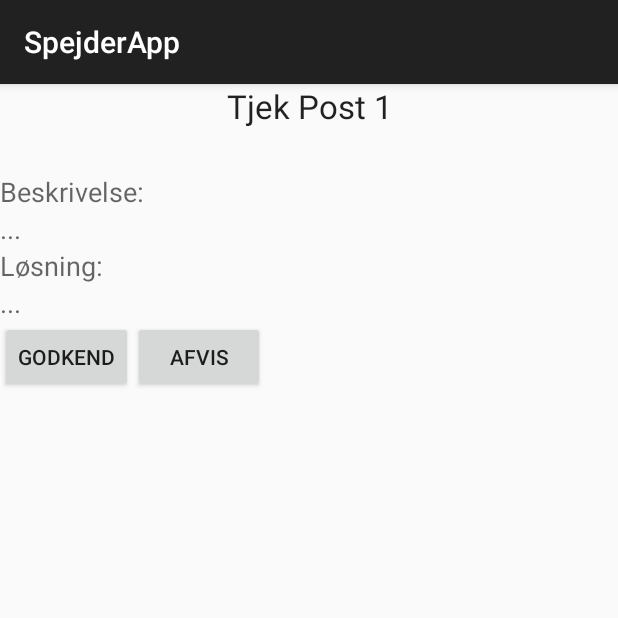
After one commit to EvaNorden/SpejderApp, an Android app: the fragment CheckPostFrag shown on its own in the app's theme, on a phone screen of 412 x 824 dp, the top half of it. The commit adds this screen. Run offline under Robolectric (Android 15) with nearby library versions, the phone set to English and light mode, and no system bars; libraries missing offline, so code that uses them is left out: com.eva.backend2, com.google.api.client; 3 statements that could not run were skipped.

Commit message:
Games works !! Missing: Geofence, Proper GCM registration

```diff
--- /dev/null
+++ b/app/src/main/java/eva/leder/CheckPostFrag.java
@@ -0,0 +1,114 @@
+package eva.leder;
+
+
+import android.os.AsyncTask;
+import android.os.Bundle;
+import android.app.Fragment;
+import android.view.LayoutInflater;
+import android.view.View;
+import android.view.ViewGroup;
+import android.widget.Button;
+import android.widget.TextView;
+
+import com.eva.backend2.gameApi.model.Game;
+import com.eva.backend2.gameApi.model.Post;
+import com.eva.backend2.solutionApi.SolutionApi;
+import com.eva.backend2.solutionApi.model.Solution;
+import com.google.api.client.extensions.android.http.AndroidHttp;
+import com.google.api.client.extensions.android.json.AndroidJsonFactory;
+
+import java.io.IOException;
+
+import eva.spejderapp.R;
+import eva.spejderapp.SingletonApp;
+
+/**
+ * A simple {@link Fragment} subclass.
+ */
+public class CheckPostFrag extends Fragment implements View.OnClickListener{
+    private View view;
+    private Solution solution;
+    private Game game;
+    private Post post;
+    private Button denied,approved;
+    private TextView headline,description,solutionTV;
+
+    public CheckPostFrag() {
+        // Required empty public constructor
+    }
+
+    @Override
+    public View onCreateView(LayoutInflater inflater, ViewGroup container, Bundle savedInstanceState) {
+        // Inflate the layout for this fragment
+        view = inflater.inflate(R.layout.check_post_frag, container, false);
+
+        denied = (Button)view.findViewById(R.id.denied);
+        denied.setOnClickListener(this);
+        approved = (Button)view.findViewById(R.id.approved);
+        approved.setOnClickListener(this);
+
+        headline = (TextView)view.findViewById(R.id.headline);
+        description = (TextView)view.findViewById(R.id.description);
+        solutionTV = (TextView)view.findViewById(R.id.solution);
+
+        if (getArguments()!=null) {
+            int i = getArguments().getInt("solutionIndex",2000);
+            System.out.println("Løsningsindex: "+i);
+            solution = SingletonApp.getData().solutions.get(i);
+            System.out.println("Løsning der skal tjekkes: "+solution);
+            for (Game g : SingletonApp.getData().onlineGames) {
+                if (g.getId().equals(solution.getGameId())) {
+                    game = g;
+                }
+            }
+            for (Post p : game.getPosts()){
+                if (p.getNumber().equals(solution.getPostNumber())) {
+                    post = p;
+                }
+            }
+        }
+
+        headline.setText("Tjek Post "+solution.getPostNumber());
+        description.setText(post.getDescription());
+        solutionTV.setText(solution.getMessage());
+
+        return view;
+    }
+
+    @Override
+    public void onClick(View v) {
+        if (v==denied){
+            updateSolution(1);
+        } else if (v==approved){
+            updateSolution(2);
+        }
+    }
+
+    private void updateSolution(int status) {
+        solution.setApproved(status);
+
+        new AsyncTask<Solution, Void, Solution>() {
+            @Override
+            protected Solution doInBackground(Solution... params) {
+                SolutionApi.Builder builder = new SolutionApi.Builder(AndroidHttp.newCompatibleTransport(), new AndroidJsonFactory(), null)
+                        .setRootUrl("https://teak-blueprint-89907.appspot.com/_ah/api/");
+
+                Solution sol = (Solution)params[0];
+
+                try {
+                    Solution s = builder.build().update(sol.getId(),sol).execute();
+                    return s;
+                } catch (IOException e) {
+                    System.out.println(e);
+                    return null;
+                }
+            }
+
+            @Override
+            protected void onPostExecute(Solution sol) {
+                System.out.println("Solution checked: "+sol);
+                getActivity().onBackPressed();
+            }
+        }.execute(solution);
+    }
+}
--- a/app/src/main/java/eva/leder/LeaderMainFrag.java
+++ b/app/src/main/java/eva/leder/LeaderMainFrag.java
@@ -76,7 +76,7 @@ public class LeaderMainFrag extends Fragment implements View.OnClickListener, Ad
                     .replace(R.id.main, fragment)
                     .addToBackStack(null)
                     .commit();
-        } else if (v == startGame) {
+        } else if (v == startGame) { // if games are up register GCM once
             AlertDialog.Builder builderSingle = new AlertDialog.Builder(getActivity());
             builderSingle.setIcon(R.drawable.ic_launcher);
             builderSingle.setTitle("Vælg et løb:");
@@ -109,7 +109,7 @@ public class LeaderMainFrag extends Fragment implements View.OnClickListener, Ad
                         }
                     });
             builderSingle.show();
-        } else if (v == endGame) {
+        } else if (v == endGame) { // if all games are down unregister GCM
             AlertDialog.Builder builderSingle = new AlertDialog.Builder(getActivity());
             builderSingle.setIcon(R.drawable.ic_launcher);
             builderSingle.setTitle("Vælg et løb:");
--- a/app/src/main/java/eva/logik/ProgramData.java
+++ b/app/src/main/java/eva/logik/ProgramData.java
@@ -1,12 +1,16 @@
 package eva.logik;
 
 import com.eva.backend2.gameApi.model.Game;
+import com.eva.backend2.solutionApi.model.Solution;
 
 import java.io.Serializable;
 import java.util.ArrayList;
 import java.util.List;
 
 public class ProgramData extends com.google.api.client.json.GenericJson {
+
+    @com.google.api.client.util.Key
+    public ArrayList<Solution> solutions = new ArrayList<Solution>();
 
     // Leder data
     @com.google.api.client.util.Key
@@ -18,5 +22,5 @@ public class ProgramData extends com.google.api.client.json.GenericJson {
     @com.google.api.client.util.Key
     public List<Game> scoutGames = new ArrayList<Game>();
     @com.google.api.client.util.Key
-    public Long activeGameId = 0L;
+    public Game activeGame = null;
 }
--- a/app/src/main/java/eva/spejderapp/SingletonApp.java
+++ b/app/src/main/java/eva/spejderapp/SingletonApp.java
@@ -32,8 +32,8 @@ public class SingletonApp extends Application {
         String j1 = null;
         try {
             j1 = factory.toString(data);
-            System.out.println(j1);
             prefs.edit().putString("data",j1).commit();
+            System.out.println("Data gemt: "+j1);
         } catch (IOException e) {
             e.printStackTrace();
         }
--- /dev/null
+++ b/app/src/main/res/layout/check_post_frag.xml
@@ -0,0 +1,88 @@
+<RelativeLayout xmlns:android="http://schemas.android.com/apk/res/android"
+    xmlns:tools="http://schemas.android.com/tools" android:layout_width="match_parent"
+    android:layout_height="match_parent" tools:context="eva.leder.CheckPostFrag">
+
+    <TextView
+        android:id="@+id/headline"
+        android:layout_width="wrap_content"
+        android:layout_height="wrap_content"
+        android:layout_alignParentEnd="true"
+        android:layout_alignParentLeft="true"
+        android:layout_alignParentRight="true"
+        android:layout_alignParentStart="true"
+        android:layout_alignParentTop="true"
+        android:gravity="center_horizontal"
+        android:text="Tjek Post 1"
+        android:textAppearance="?android:attr/textAppearanceLarge" />
+
+    <TextView
+        android:id="@+id/solution"
+        android:layout_width="wrap_content"
+        android:layout_height="wrap_content"
+        android:text="..."
+        android:textAppearance="?android:attr/textAppearanceMedium"
+        android:layout_below="@+id/textView8"
+        android:layout_alignParentLeft="true"
+        android:layout_alignParentStart="true" />
+
+    <Button
+        android:id="@+id/approved"
+        android:layout_width="wrap_content"
+        android:layout_height="wrap_content"
+        android:layout_alignParentLeft="true"
+        android:layout_alignParentStart="true"
+        android:layout_below="@+id/solution"
+        android:text="Godkend" />
+
+    <Button
+        android:id="@+id/hint"
+        android:layout_width="wrap_content"
+        android:layout_height="wrap_content"
+        android:layout_alignTop="@+id/approved"
+        android:layout_toEndOf="@+id/approved"
+        android:layout_toRightOf="@+id/approved"
+        android:text="Hint"
+        android:visibility="gone"/>
+    <!--Hint kan implementeres som del af Solution class og vises i notifikation-->
+
+    <Button
+        android:id="@+id/denied"
+        android:layout_width="wrap_content"
+        android:layout_height="wrap_content"
+        android:layout_alignTop="@+id/hint"
+        android:layout_toEndOf="@+id/hint"
+        android:layout_toRightOf="@+id/hint"
+        android:text="Afvis" />
+
+    <TextView
+        android:layout_width="wrap_content"
+        android:layout_height="wrap_content"
+        android:textAppearance="?android:attr/textAppearanceMedium"
+        android:text="Beskrivelse:"
+        android:id="@+id/textView6"
+        android:layout_below="@+id/headline"
+        android:layout_alignParentLeft="true"
+        android:layout_alignParentStart="true"
+        android:layout_marginTop="30dp" />
+
+    <TextView
+        android:layout_width="wrap_content"
+        android:layout_height="wrap_content"
+        android:textAppearance="?android:attr/textAppearanceMedium"
+        android:text="..."
+        android:id="@+id/description"
+        android:layout_below="@+id/textView6"
+        android:layout_alignParentLeft="true"
+        android:layout_alignParentStart="true" />
+
+    <TextView
+        android:layout_width="wrap_content"
+        android:layout_height="wrap_content"
+        android:textAppearance="?android:attr/textAppearanceMedium"
+        android:text="Løsning:"
+        android:id="@+id/textView8"
+        android:layout_below="@+id/description"
+        android:layout_alignParentLeft="true"
+        android:layout_alignParentStart="true" />
+
+</RelativeLayout>
--- a/app/src/main/res/layout/find_post_frag.xml
+++ b/app/src/main/res/layout/find_post_frag.xml
@@ -7,7 +7,7 @@
         android:layout_height="match_parent"
         android:id="@+id/map"
         android:layout_below="@+id/textView3"
-        android:layout_above="@+id/button" />
+        android:layout_above="@+id/skip" />
 
     <TextView
         android:layout_width="wrap_content"
--- a/app/src/main/res/menu/menu_main.xml
+++ b/app/src/main/res/menu/menu_main.xml
@@ -1,6 +1,6 @@
 <menu xmlns:android="http://schemas.android.com/apk/res/android"
     xmlns:app="http://schemas.android.com/apk/res-auto"
-    xmlns:tools="http://schemas.android.com/tools" tools:context="eva.spejderapp.MainActivity">
+    xmlns:tools="http://schemas.android.com/tools" tools:context="eva.spejderapp.MainAct">
     <item android:id="@+id/action_settings" android:title="@string/action_settings"
         android:orderInCategory="100" app:showAsAction="never" />
 </menu>
```
Also changed, not shown: app/src/main/AndroidManifest.xml (+0 -9 lines), app/src/main/java/eva/spejder/FindPostFrag.java (+9 -11 lines), app/src/main/java/eva/spejder/ScoutMainFrag.java (+4 -4 lines), app/src/main/java/eva/spejder/SolvePostFrag.java (+12 -7 lines), app/src/main/java/eva/spejderapp/GcmIntentService.java (+50 -10 lines), app/src/main/java/eva/spejderapp/MainAct.java (+38 -1 lines), app/src/main/java/eva/spejderapp/MainActivity.java (deleted, +0 -43 lines), app/src/main/res/layout/activity_main.xml (deleted, +0 -13 lines), app/src/main/res/layout/check_post_act.xml (deleted, +0 -57 lines), app/src/main/res/layout/locate_act.xml (deleted, +0 -29 lines), backend2/src/main/java/com/eva/backend2/SolutionEndpoint.java (+7 -0 lines).
